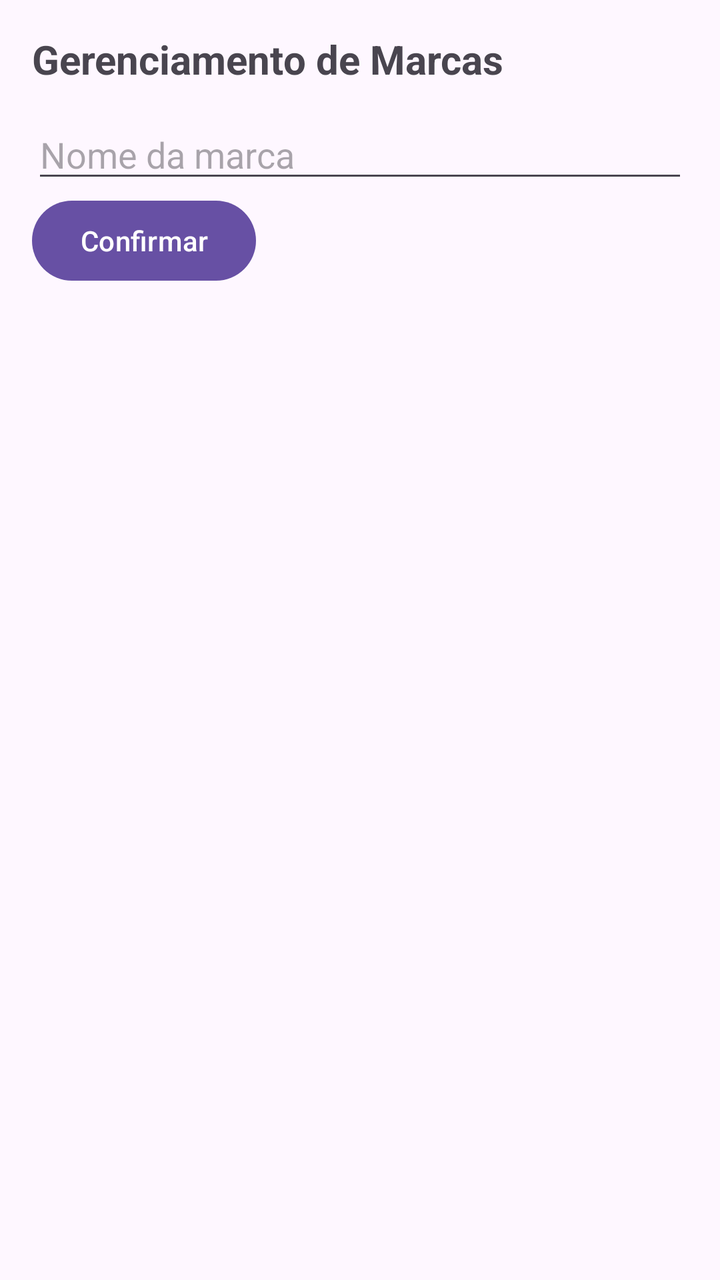
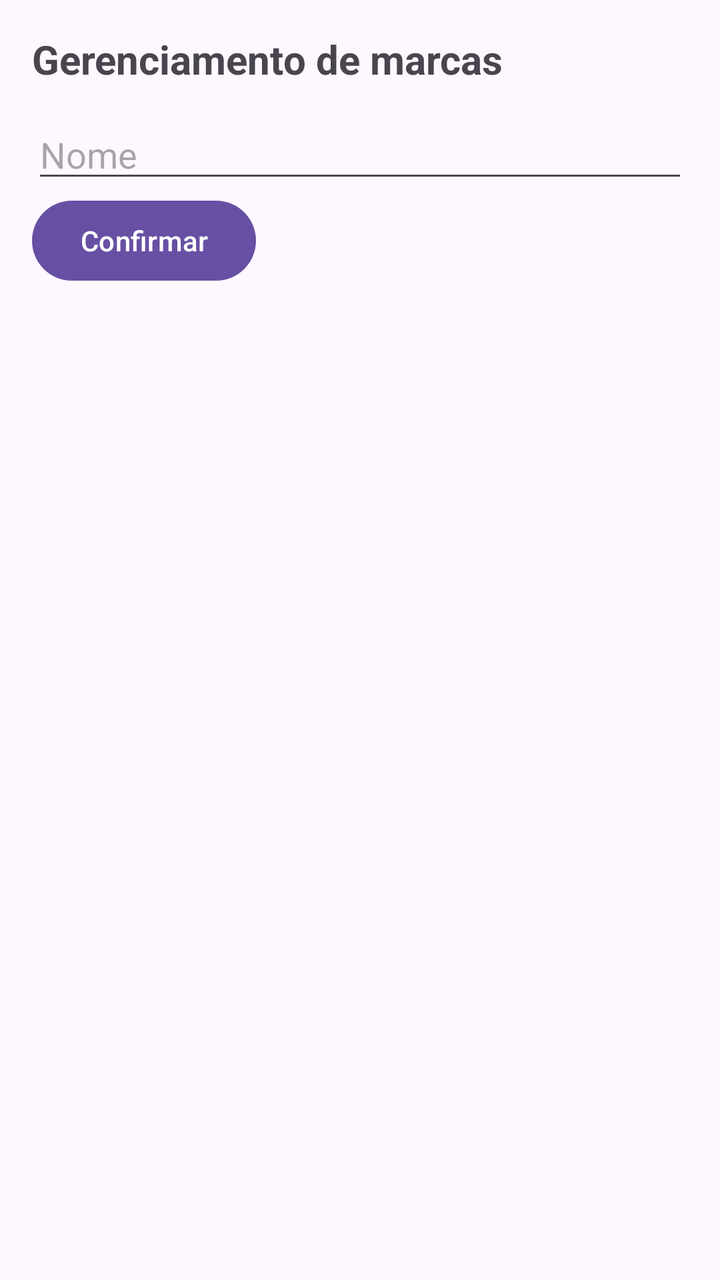

Compare the two renders of this Android layout. The source of the first and the diff that turns it into the second are given below.
<!-- AndroidManifest.xml: application theme Theme.Atividade2 -->
<!-- res/layout/activity_marcas.xml -->
<?xml version="1.0" encoding="utf-8"?>
<LinearLayout xmlns:android="http://schemas.android.com/apk/res/android"
    android:id="@+id/main"
    android:layout_width="match_parent"
    android:layout_height="match_parent"
    android:orientation="vertical"
    android:padding="16dp">

    <TextView
        android:layout_width="match_parent"
        android:layout_height="wrap_content"
        android:text="Gerenciamento de Marcas"
        android:textSize="20sp"
        android:textStyle="bold"
        android:layout_marginBottom="12dp"/>

    <EditText
        android:layout_width="match_parent"
        android:layout_height="wrap_content"
        android:hint="Nome da marca"
        android:id="@+id/edMarca"/>
    <Button
        android:layout_width="wrap_content"
        android:layout_height="wrap_content"
        android:text="Confirmar"
        android:id="@+id/btnConfirmar"/>
    <ListView
        android:layout_width="match_parent"
        android:layout_height="0sp"
        android:layout_weight="1"
        android:id="@+id/lista_marcas"/>

</LinearLayout>
<!-- resources referenced by this layout -->
<resources>
  <style name="Theme.Atividade2" parent="Base.Theme.Atividade2" />
  <style name="Base.Theme.Atividade2" parent="Theme.Material3.DayNight.NoActionBar">
          
          
      </style>
</resources>

<!-- the commit's change to res/layout/activity_marcas.xml (unified diff, before → after) -->
@@ -9,7 +9,7 @@
     <TextView
         android:layout_width="match_parent"
         android:layout_height="wrap_content"
-        android:text="Gerenciamento de Marcas"
+        android:text="@string/gerenciamentoMarcas"
         android:textSize="20sp"
         android:textStyle="bold"
         android:layout_marginBottom="12dp"/>
@@ -17,12 +17,12 @@
     <EditText
         android:layout_width="match_parent"
         android:layout_height="wrap_content"
-        android:hint="Nome da marca"
+        android:hint="@string/nome"
         android:id="@+id/edMarca"/>
     <Button
         android:layout_width="wrap_content"
         android:layout_height="wrap_content"
-        android:text="Confirmar"
+        android:text="@string/confirmar"
         android:id="@+id/btnConfirmar"/>
     <ListView
         android:layout_width="match_parent"
<!-- resource entries referenced after the edit -->
@@ -1,5 +1,8 @@
 <!-- resources referenced by this layout -->
 <resources>
+  <string name="confirmar">Confirmar</string>
+  <string name="gerenciamentoMarcas">Gerenciamento de marcas</string>
+  <string name="nome">Nome</string>
   <style name="Theme.Atividade2" parent="Base.Theme.Atividade2" />
   <style name="Base.Theme.Atividade2" parent="Theme.Material3.DayNight.NoActionBar">
           
